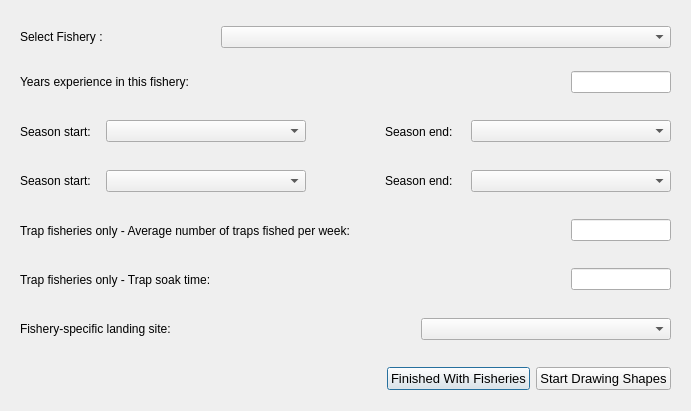
This is oom_st_kitts_nevis/Interview/selectfishery.ui in Ecotrust/openoceanmap-desktop as Qt 5 draws it before an edit. The edited form follows.
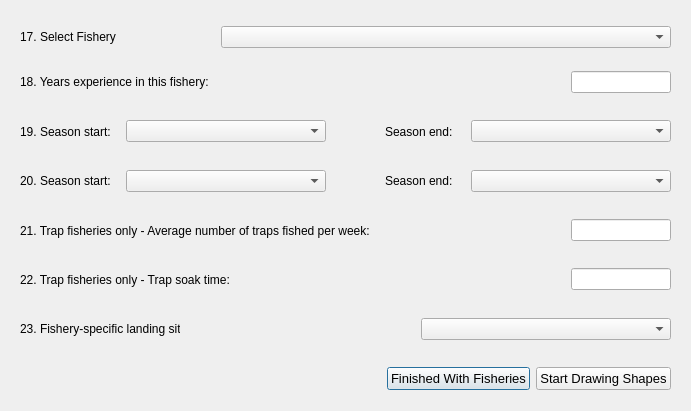
This is the edited form.

What changed in the file:
```diff
--- a/oom_st_kitts_nevis/Interview/selectfishery.ui
+++ b/oom_st_kitts_nevis/Interview/selectfishery.ui
@@ -49,7 +49,7 @@
            </size>
           </property>
           <property name="text" >
-           <string>Select Fishery :</string>
+           <string>17. Select Fishery :</string>
           </property>
          </widget>
         </item>
@@ -217,7 +217,7 @@
            </size>
           </property>
           <property name="text" >
-           <string>Years experience in this fishery:</string>
+           <string>18. Years experience in this fishery:</string>
           </property>
          </widget>
         </item>
@@ -264,18 +264,18 @@
          <widget class="QLabel" name="label" >
           <property name="minimumSize" >
            <size>
-            <width>80</width>
+            <width>100</width>
             <height>0</height>
            </size>
           </property>
           <property name="maximumSize" >
            <size>
-            <width>80</width>
+            <width>100</width>
             <height>16777215</height>
            </size>
           </property>
           <property name="text" >
-           <string>Season start:</string>
+           <string>19. Season start:</string>
           </property>
          </widget>
         </item>
@@ -487,18 +487,18 @@
          <widget class="QLabel" name="label_5" >
           <property name="minimumSize" >
            <size>
-            <width>80</width>
+            <width>100</width>
             <height>0</height>
            </size>
           </property>
           <property name="maximumSize" >
            <size>
-            <width>80</width>
+            <width>100</width>
             <height>16777215</height>
            </size>
           </property>
           <property name="text" >
-           <string>Season start:</string>
+           <string>20. Season start:</string>
           </property>
          </widget>
         </item>
@@ -721,7 +721,7 @@
            </size>
           </property>
           <property name="text" >
-           <string>Trap fisheries only - Average number of traps fished per week:</string>
+           <string>21. Trap fisheries only - Average number of traps fished per week:</string>
           </property>
          </widget>
         </item>
@@ -779,7 +779,7 @@
            </size>
           </property>
           <property name="text" >
-           <string>Trap fisheries only - Trap soak time:</string>
+           <string>22. Trap fisheries only - Trap soak time:</string>
           </property>
          </widget>
         </item>
@@ -837,7 +837,7 @@
            </size>
           </property>
           <property name="text" >
-           <string>Fishery-specific landing site:</string>
+           <string>23. Fishery-specific landing site:</string>
           </property>
          </widget>
         </item>
```
Left out of the diff: 2 changed lines with no effect on the pictures.
